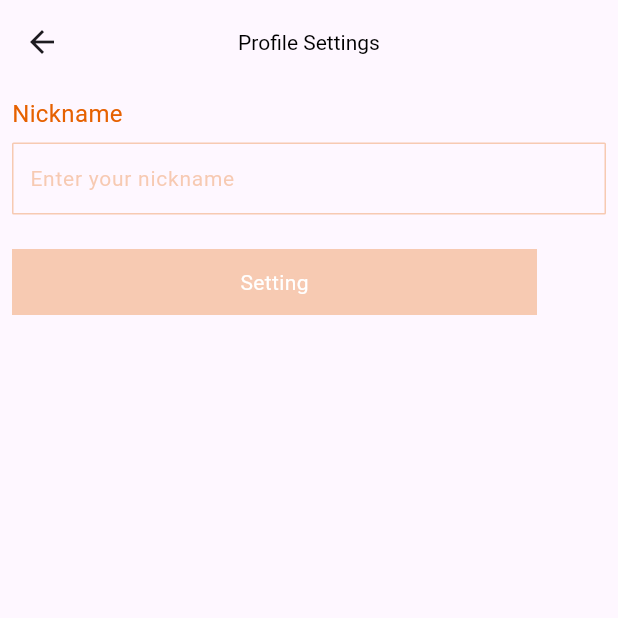
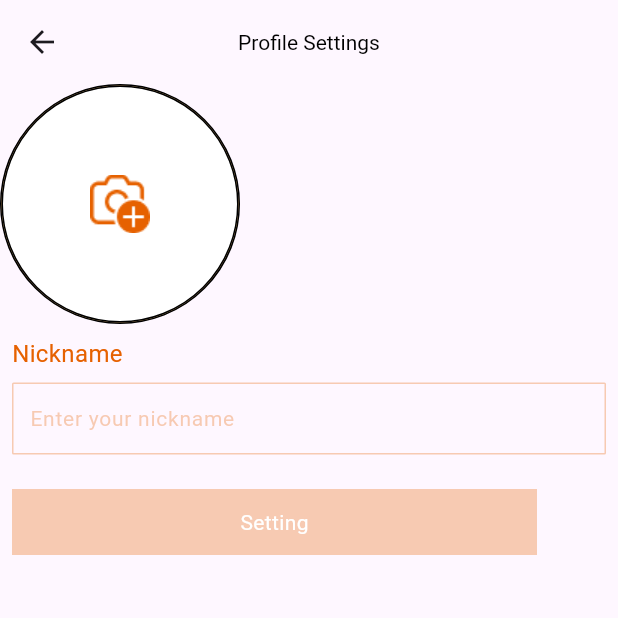
Before and after one commit to stellarboymihir/route_in_live, a Flutter app: the ProfileSettings screen opened directly, on a phone screen of 412 x 824 dp, the top half of it. Run offline on Flutter 3.47's test engine with Material 3 defaults, Android fonts, the phone set to English and light mode, and no system bars; Roboto replaces fonts that are missing (NotoSansKR, NotoSansKR-Medium, NotoSansKR-Regular).

Commit message:
Till Profile Page

```diff
--- a/lib/authentication/profile/profile_settings.dart
+++ b/lib/authentication/profile/profile_settings.dart
@@ -30,6 +30,31 @@ class _ProfileSettingsState extends State<ProfileSettings> {
         child: Column(
           crossAxisAlignment: CrossAxisAlignment.start,
           children: [
+            Container(
+              height: 160,
+              width: 160,
+              decoration: BoxDecoration(
+                border: Border.all(
+                    // color: MyColor.circleOrange,
+                    // gradient: MyColor.circleOrange,
+                    ),
+                shape: BoxShape.circle,
+                color: Colors.orange.shade200,
+              ),
+              child: Container(
+                height: 160,
+                width: 160,
+                decoration: BoxDecoration(
+                  border: Border.all(
+                      // color: MyColor.circleOrange,
+                      // gradient: MyColor.circleOrange,
+                      ),
+                  shape: BoxShape.circle,
+                  color: Colors.white,
+                ),
+                child: Image.asset('assets/images/colorcam.png'),
+              ),
+            ),
             // Nickname Field
             Padding(
               padding: const EdgeInsets.all(8.0),
--- a/lib/values/MyColor.dart
+++ b/lib/values/MyColor.dart
@@ -27,4 +27,10 @@ class MyColor {
     Color(0xFFE66100).withOpacity(0.3),
     Color(0xFFE66100).withOpacity(0.3)
   ]);
+
+  static LinearGradient circleOrange = const LinearGradient(colors: [
+    Color(0xFFE63100),
+    Color(0xFFEE8D03),
+    Color(0xFFF2B705),
+  ]);
 }
```
Also changed, not shown: assets/images/colorcam.png (added).
